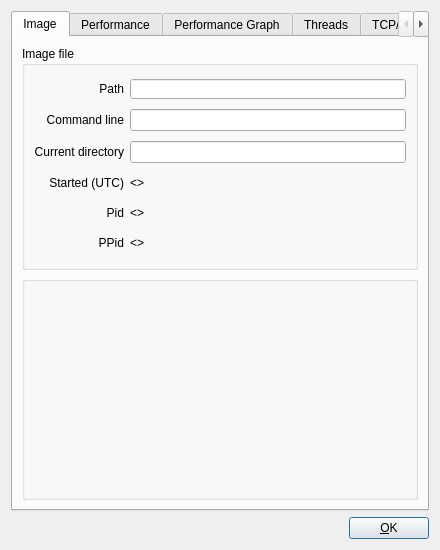
Old version of the form ui/processdetails.ui in the repository inspectC/linux-process-explorer.
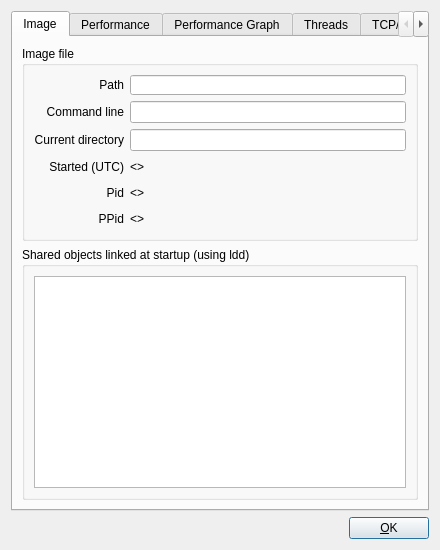
New version of the form. Custom widgets are drawn as their Qt base class.

Commit message: Added ldd output to image view

```diff
--- a/ui/processdetails.ui
+++ b/ui/processdetails.ui
@@ -337,8 +337,13 @@
        <item>
         <widget class="QGroupBox" name="groupBox_8">
          <property name="title">
-          <string/>
+          <string>Shared objects linked at startup (using ldd)</string>
          </property>
+         <layout class="QHBoxLayout" name="horizontalLayout_14">
+          <item>
+           <widget class="QTextEdit" name="libraryTextEdit"/>
+          </item>
+         </layout>
         </widget>
        </item>
       </layout>
```
The commit also changes 2 other files.
